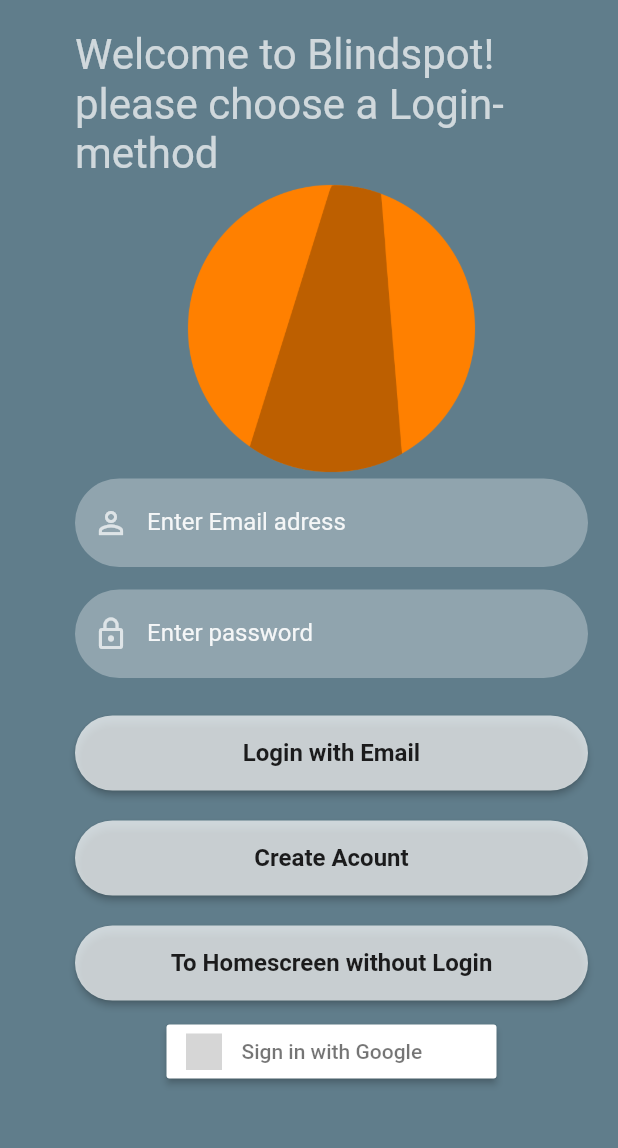
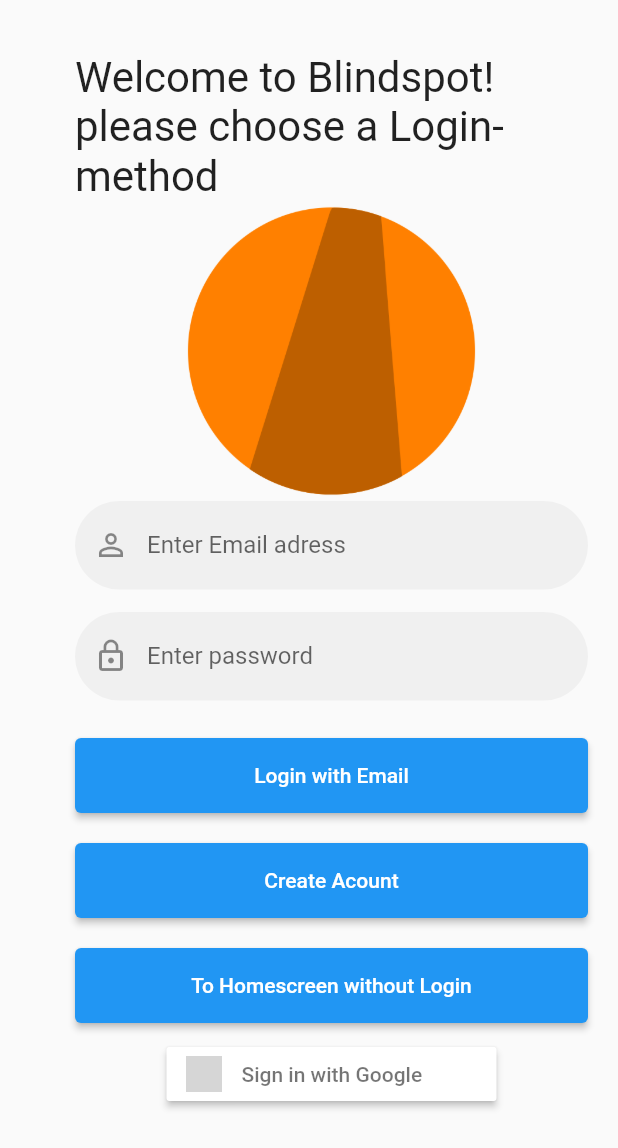
Before and after one commit to perperam/Blindspot, a Flutter app: the screen it shows after launch, on a phone screen of 412 x 824 dp. Shown: the top 1148 px of the screen. Run offline on Flutter 3.47's test engine with Material 2 defaults, Android fonts, the phone set to English and light mode, and no system bars; our stand-ins replace awesome_snackbar_content, camera, firebase_auth, firebase_core, flutter_signin_button, google_sign_in and 2 more; accounts and stored records are empty; project files that could hold a hidden picture were left out; grey boxes are pictures that could not be loaded.

Commit message:
Login work and file organisation

```diff
--- /dev/null
+++ b/lib/reusable/widgets/firebase_ui_button.dart
@@ -0,0 +1,18 @@
+import 'package:flutter/material.dart';
+
+Container firebase_ui_button(BuildContext context, String title, Function onTap) {
+  return Container(
+    width: MediaQuery.of(context).size.width,
+    height: 50,
+    margin: const EdgeInsets.fromLTRB(0, 10, 0, 10),
+    decoration: BoxDecoration(borderRadius: BorderRadius.circular(90)),
+    child: ElevatedButton(
+      onPressed: () {
+        onTap();
+      },
+      child: Text(
+        title,
+      ),
+    ),
+  );
+}
--- /dev/null
+++ b/lib/reusable/widgets/text_field.dart
@@ -0,0 +1,28 @@
+import 'package:flutter/material.dart';
+
+
+TextField text_field(String text, IconData icon, bool isPasswordType,
+    TextEditingController controller) {
+  return TextField(
+    controller: controller,
+    obscureText: isPasswordType,
+    enableSuggestions: !isPasswordType,
+    autocorrect: !isPasswordType,
+    //cursorColor: CustomColors.Text,
+    //style: TextStyle(color: CustomColors.Text.withOpacity(0.9)),
+    decoration: InputDecoration(
+      prefixIcon: Icon(icon),
+      labelText: text,
+      //labelStyle: TextStyle(color: CustomColors.Text.withOpacity(0.9)),
+      filled: true,
+      floatingLabelBehavior: FloatingLabelBehavior.never,
+      //fillColor: CustomColors.Text.withOpacity(0.3),
+      border: OutlineInputBorder(
+          borderRadius: BorderRadius.circular(30.0),
+          borderSide: const BorderSide(width: 0, style: BorderStyle.none)),
+    ),
+    keyboardType: isPasswordType
+        ? TextInputType.visiblePassword
+        : TextInputType.emailAddress,
+  );
+}
--- a/lib/reusable_widget.dart
+++ b/lib/reusable_widget.dart
@@ -10,15 +10,15 @@
     obscureText: isPasswordType,
     enableSuggestions: !isPasswordType,
     autocorrect: !isPasswordType,
-    cursorColor: CustomColors.Text,
+    //cursorColor: CustomColors.Text,
     style: TextStyle(color: CustomColors.Text.withOpacity(0.9)),
     decoration: InputDecoration(
-      prefixIcon: Icon(icon, color: CustomColors.Text,),
+      prefixIcon: Icon(icon),
       labelText: text,
-      labelStyle: TextStyle(color: CustomColors.Text.withOpacity(0.9)),
+      //labelStyle: TextStyle(color: CustomColors.Text.withOpacity(0.9)),
       filled: true,
       floatingLabelBehavior: FloatingLabelBehavior.never,
-      fillColor: CustomColors.Text.withOpacity(0.3),
+      //fillColor: CustomColors.Text.withOpacity(0.3),
       border: OutlineInputBorder(
           borderRadius: BorderRadius.circular(30.0),
           borderSide: const BorderSide(width: 0, style: BorderStyle.none)),
@@ -40,9 +40,9 @@
         onTap();
       },
       child: Text(
-        title,
-        style: const TextStyle(
-            color: CustomColors.Black, fontWeight: FontWeight.bold, fontSize: 16),
+        title, /*
+       style: const TextStyle(
+          color: CustomColors.Black, fontWeight: FontWeight.bold, fontSize: 16),
       ),
       style: ButtonStyle(
           backgroundColor: MaterialStateProperty.resolveWith((states) {
@@ -52,7 +52,9 @@
             return CustomColors.Text;
           }),
           shape: MaterialStateProperty.all<RoundedRectangleBorder>(
-              RoundedRectangleBorder(borderRadius: BorderRadius.circular(30)))),
+              RoundedRectangleBorder(borderRadius: BorderRadius.circular(30)))
+              */
+      ),
     ),
   );
 }
@@ -66,16 +68,3 @@
     behavior: SnackBarBehavior.floating,
   );
 }
-
-
-void reusableUserRequest (Function LoggedIn, Function Loggedout){
-  FirebaseAuth auth = FirebaseAuth.instance;
-
-  FirebaseAuth.instance.userChanges().listen((User? user){
-    if( user == null){
-      LoggedIn();
-    } else {
-      Loggedout();
-    }
-  });
-}
--- a/lib/screens/screen_create_account.dart
+++ b/lib/screens/screen_create_account.dart
@@ -37,7 +37,6 @@
           style: TextStyle(fontSize: 24, fontWeight: FontWeight.bold),
         ),),
       body: Container(
-          color: CustomColors.Background,
           width: MediaQuery.of(context).size.width,
           height: MediaQuery.of(context).size.height,
           child: SingleChildScrollView(
@@ -70,7 +69,7 @@
                           .then((value) {
                         print("Created New Account");
                         Navigator.push(context,
-                            MaterialPageRoute(builder: (context) => MyLogin(value: darkMode,)));
+                            MaterialPageRoute(builder: (context) => MyLogin()));
                       }).onError((error, stackTrace) {
                         ScaffoldMessenger.of(context).showSnackBar(Massage("Error ${error.toString()}"));
                         print("Error ${error.toString()}");
--- a/lib/screens/screen_home.dart
+++ b/lib/screens/screen_home.dart
@@ -12,7 +12,6 @@
   @override
   State<HomeRoute> createState() => _HomeRoute();
 }
-
 
 class _HomeRoute extends State<HomeRoute> {
   @override
@@ -45,9 +44,7 @@
           body: TabBarView(
             children: [
               GalleryTab(),
-              SettingsTab(
-                value: darkMode,
-              ),
+              SettingsTab(value: darkMode),
             ],
           ),
         ));
--- a/lib/screens/screen_login.dart
+++ b/lib/screens/screen_login.dart
@@ -1,8 +1,10 @@
-import 'package:blindspot/screens/screen_create_account.dart';
-import 'package:blindspot/reusable_widget.dart';
 import 'package:flutter/material.dart';
 import 'screen_home.dart';
-import 'package:blindspot/Settings/Colors.dart';
+import 'package:blindspot/reusable/widgets/text_field.dart';
+import 'package:blindspot/reusable/funktions/user_request.dart';
+import 'package:blindspot/screens/screen_create_account.dart';
+import 'package:blindspot/reusable/widgets/firebase_ui_button.dart';
+import 'package:blindspot/reusable/widgets/massage.dart';
 import 'package:firebase_auth/firebase_auth.dart';
 import 'package:google_sign_in/google_sign_in.dart';
 import 'package:flutter_signin_button/flutter_signin_button.dart';
@@ -10,16 +12,16 @@
 import 'package:hive/hive.dart';
 
 class MyLogin extends StatefulWidget {
-  final bool value;
-  const MyLogin({Key? key, required this.value}) : super(key: key);
+  //final bool value;
+  //const MyLogin({Key? key, required this.value}) : super(key: key);
+  const MyLogin({Key? key}) : super(key: key);
   @override
   MyLoginState createState() => MyLoginState();
 }
 
 
 class MyLoginState extends State<MyLogin> {
-  //final bool value;
-  //const MyLoginState({Key? key, required this.value}) : super(key: key);
+
   User? user; //track the authenticated user here
   final emailInput = TextEditingController(text: '');
   final passInput = TextEditingController(text: '');
@@ -30,7 +32,7 @@
     var darkMode = Hive.box(themeBox).get('darkMode', defaultValue: false);
     return Scaffold(
         body: Container(
-          color: CustomColors.Background,
+          //color: CustomColors.Background,
           width: MediaQuery.of(context).size.width,
           height: MediaQuery.of(context).size.height,
           child: SingleChildScrollView(
@@ -38,41 +40,40 @@
               padding: EdgeInsets.fromLTRB(
                 50, 20, 20, 0),
               child: Column(
-                    children: <Widget> [
-                  Text("Welcome to Blindspot! \nplease choose a Login-method", style: TextStyle(
-                    color: CustomColors.Text, fontSize: 28,
-                  )),
+                children: <Widget> [
+                  const SizedBox(height: 15),
+                  Text("Welcome to Blindspot! \nplease choose a Login-method", style: TextStyle(fontSize: 28,)),
                   const Image(
                       image: AssetImage('assets/logo.png'),
                       width: 200,
                       height: 200),
 
-                  reusableTextField("Enter Email adress", Icons.person_outline, false,
+                  text_field("Enter Email adress", Icons.person_outline, false,
                       emailInput),
                   const SizedBox(height: 15),
-                  reusableTextField("Enter password", Icons.lock_outline, true,
+                  text_field("Enter password", Icons.lock_outline, true,
                       passInput),
                   const SizedBox(height: 15),
 
-                  firebaseUIButton(context, "Login with Email", () {
+                  firebase_ui_button(context, "Login with Email", () {
                     FirebaseAuth.instance.signInWithEmailAndPassword(
                       email: emailInput.text,
                       password: passInput.text).then((value) {})
                       .onError((error, stackTrace) {
                           ScaffoldMessenger.of(context).showSnackBar(
-                          Massage("Error ${error.toString()}"));
+                            massage("Error ${error.toString()}"));
                           print("Error ${error.toString()}");
                       });
-                    reusableUserRequest((){
+                    user_login_request((){
                       Navigator.push(context, MaterialPageRoute(builder: (context) => HomeRoute()));
                     }, (){});
                   }),
 
-                  firebaseUIButton(context, 'Create Acount' , () {
+                  firebase_ui_button(context, 'Create Acount' , () {
                     Navigator.push(context, MaterialPageRoute(builder: (context) => CreateAccountScreen(value: darkMode)));
                   }),
 
-                  firebaseUIButton(context, "To Homescreen without Login", (){
+                  firebase_ui_button(context, "To Homescreen without Login", (){
                     Navigator.push(context, MaterialPageRoute(builder: (context) => HomeRoute()));
                   }),
 
@@ -82,9 +83,9 @@
                   loginWithGoogle().then((value) {})
                       .onError((error, stackTrace) {
                     ScaffoldMessenger.of(context).showSnackBar(
-                        Massage("Error ${error.toString()}"));
+                        massage("Error ${error.toString()}"));
                     print("Error ${error.toString()}");
-                    reusableUserRequest((){
+                    user_login_request((){
                       Navigator.push(context, MaterialPageRoute(builder: (context) => HomeRoute()));
                     },(){});
                   });
--- a/lib/screens/tabs_home/tab_gallery.dart
+++ b/lib/screens/tabs_home/tab_gallery.dart
@@ -1,5 +1,7 @@
 import 'package:flutter/material.dart';
 import '../screen_imageview.dart';
+import 'package:hive/hive.dart';
+import 'tab_settings.dart';
 
 class GalleryTab extends StatelessWidget {
   const GalleryTab({super.key});
@@ -8,6 +10,7 @@
 
   @override
   Widget build(BuildContext context) {
+    var darkMode = Hive.box(themeBox).get('darkMode', defaultValue: false);
     return ListView.builder(
         itemCount: 15,
         itemBuilder: (context, index) {
--- a/lib/screens/tabs_home/tab_settings.dart
+++ b/lib/screens/tabs_home/tab_settings.dart
@@ -36,7 +36,7 @@
                 'Sign out', style: TextStyle(color: Colors.red)),
                 onPressed: () {
                 FirebaseAuth.instance.signOut();
-                Navigator.push(context, MaterialPageRoute(builder: (context) => MyLogin(value: darkMode,)));
+                Navigator.push(context, MaterialPageRoute(builder: (context) => MyLogin()));
                 },
           )
         ])
```
Also changed, not shown: lib/main.dart (+3 -34 lines), lib/reusable/funktions/user_request.dart (added, +36 -0 lines), lib/reusable/widgets/massage.dart (added, +11 -0 lines).
